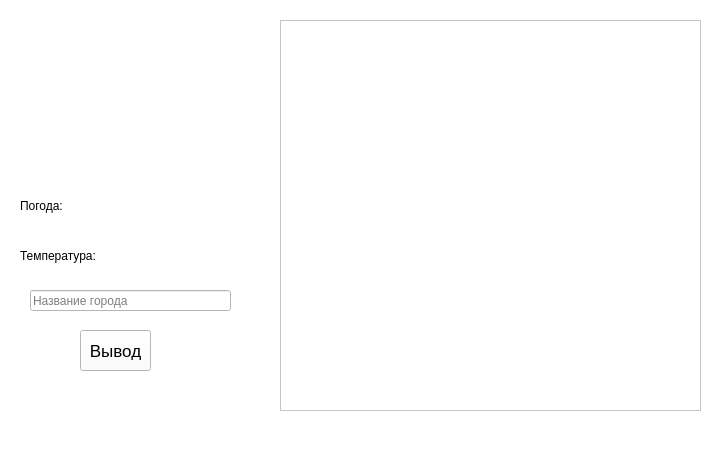
Qt form cmd/templates/template.ui (MrHumidum/ya_weather) before a commit.
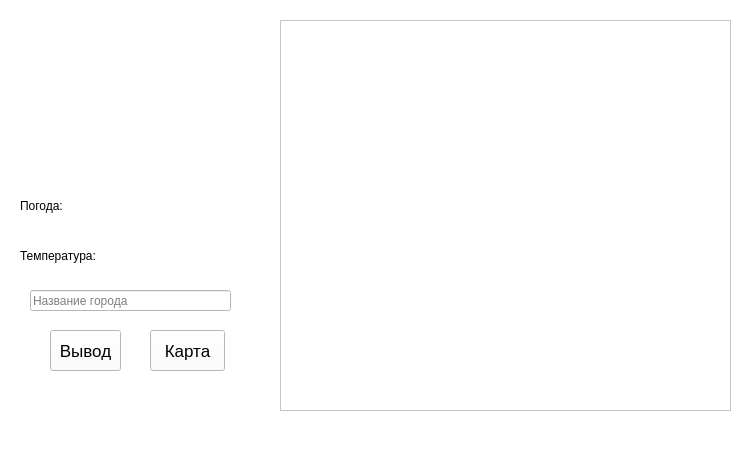
The same form after that commit.

What changed in the file:
```diff
--- a/cmd/templates/template.ui
+++ b/cmd/templates/template.ui
@@ -6,7 +6,7 @@
    <rect>
     <x>0</x>
     <y>0</y>
-    <width>720</width>
+    <width>750</width>
     <height>456</height>
    </rect>
   </property>
@@ -18,7 +18,7 @@
   </property>
   <property name="maximumSize">
    <size>
-    <width>720</width>
+    <width>750</width>
     <height>456</height>
    </size>
   </property>
@@ -92,7 +92,7 @@
    <widget class="QPushButton" name="pushButton">
     <property name="geometry">
      <rect>
-      <x>80</x>
+      <x>50</x>
       <y>330</y>
       <width>71</width>
       <height>41</height>
@@ -116,7 +116,7 @@
      <rect>
       <x>280</x>
       <y>20</y>
-      <width>421</width>
+      <width>451</width>
       <height>391</height>
      </rect>
     </property>
@@ -137,6 +137,25 @@
      <string>Температура:</string>
     </property>
    </widget>
+   <widget class="QPushButton" name="pushButton_2">
+    <property name="geometry">
+     <rect>
+      <x>150</x>
+      <y>330</y>
+      <width>75</width>
+      <height>41</height>
+     </rect>
+    </property>
+    <property name="font">
+     <font>
+      <family>Arial</family>
+      <pointsize>13</pointsize>
+     </font>
+    </property>
+    <property name="text">
+     <string>Карта</string>
+    </property>
+   </widget>
   </widget>
   <widget class="QMenuBar" name="menubar">
    <property name="geometry">
```
Left out of the diff: 2 changed lines with no effect on the pictures.
